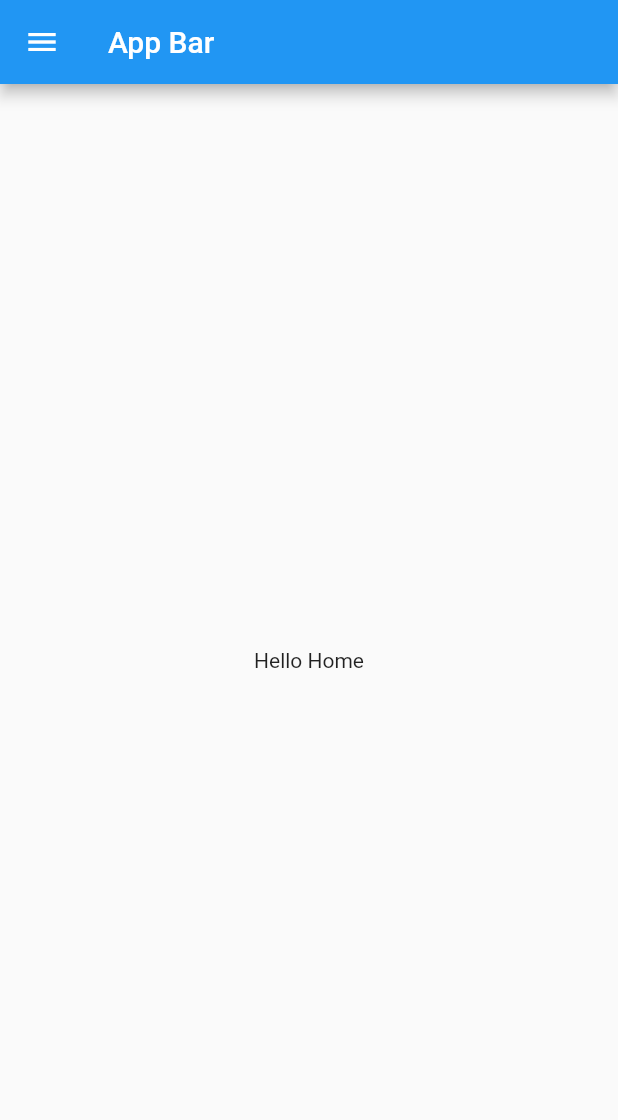
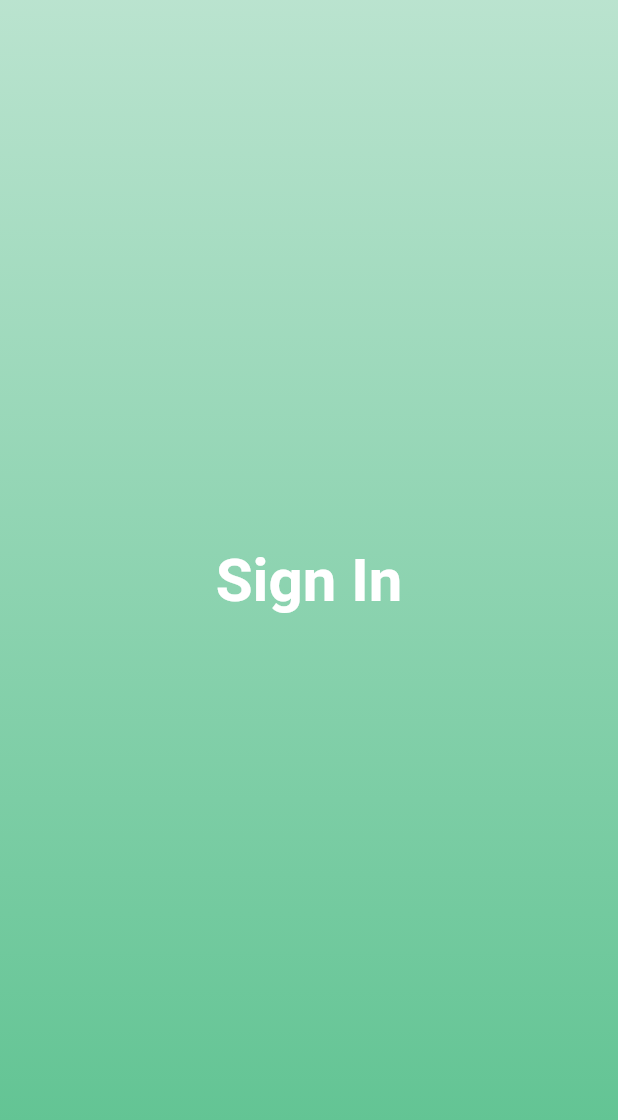
Before and after one commit to rishthekingboy/flutter-learning, a Flutter app: the screen it shows after launch, on a phone screen of 412 x 824 dp. Shown: the top 1120 px of the screen. Run offline on Flutter 3.47's test engine with Material 2 defaults, Android fonts, the phone set to English and light mode, and no system bars.

Commit message:
updating login screen ui

```diff
--- a/lib/main.dart
+++ b/lib/main.dart
@@ -1,20 +1,19 @@
 import 'package:flutter/material.dart';
-import 'package:flutter2/screens/Home.dart';
+import 'package:flutter2/screens/Login.dart';
 
 void main() {
   runApp(MyApp());
 }
 
 class MyApp extends StatelessWidget {
-  const MyApp({Key? key}) : super(key: key);
+  const MyApp({ Key? key }) : super(key: key);
 
   @override
   Widget build(BuildContext context) {
     return MaterialApp(
-      title: "Learning App",
-      routes: {
-        "/": (context) =>  HomePage(),
-      },
+      title: "Login UI",
+      home: LoginScreen(),
+     debugShowCheckedModeBanner: false,
     );
   }
 }
--- a/lib/screens/Home.dart
+++ /dev/null
@@ -1,18 +0,0 @@
-import 'package:flutter/material.dart';
-
-class HomePage extends StatelessWidget {
-  const HomePage({Key? key}) : super(key: key);
-
-  @override
-  Widget build(BuildContext context) {
-    return Scaffold(
-      appBar: AppBar(title: Text("App Bar"),),
-      body: Center(
-        child: Container(
-          child: Text("Hello Home"),
-        ),
-      ),
-      drawer: Drawer(),
-    );
-  }
-}
--- a/lib/screens/Login.dart
+++ b/lib/screens/Login.dart
@@ -1,12 +1,54 @@
 import 'package:flutter/material.dart';
+import 'package:flutter/services.dart';
 
-class Login extends StatelessWidget {
-  const Login({ Key? key }) : super(key: key);
+class LoginScreen extends StatefulWidget {
+  @override
+  _LoginScreenState createState() => _LoginScreenState();
+}
 
-  @override
+class _LoginScreenState extends State<LoginScreen> {
   Widget build(BuildContext context) {
-    return Container(
+    return Scaffold(
+      body: AnnotatedRegion<SystemUiOverlayStyle>(
+        value: SystemUiOverlayStyle.light,
+        child: GestureDetector(
+          child: Stack(
+            children: <Widget>[
+              Container(
+                height: double.infinity,
+                width: double.infinity,
+                decoration: BoxDecoration(
+                  gradient: LinearGradient(
+                    begin: Alignment.topCenter,
+                    end: Alignment.bottomCenter,
+                    colors: [
+                      Color(0x665ac18e),
+                      Color(0x995ac18e),
+                      Color(0xcc5ac18e),
+                      Color(0xff5ac18e),
+                      ]
+                  )
+                ),
+                child: Column(
+                  mainAxisAlignment: MainAxisAlignment.center,
+                  children: <Widget>[
+                    Text(
+                      "Sign In",
+                      style: TextStyle(
+                        color: Colors.white,
+                        fontSize: 40,
+                        fontWeight: FontWeight.bold,
+                      ),
+                    ),
+                    SizedBox(height: 50),
 
+                  ],
+                ),
+              )
+            ],
+          ),
+        ),
+      ),
     );
   }
 }
```
Also changed, not shown: lib/screens/Signup.dart (deleted), 1 other file.
